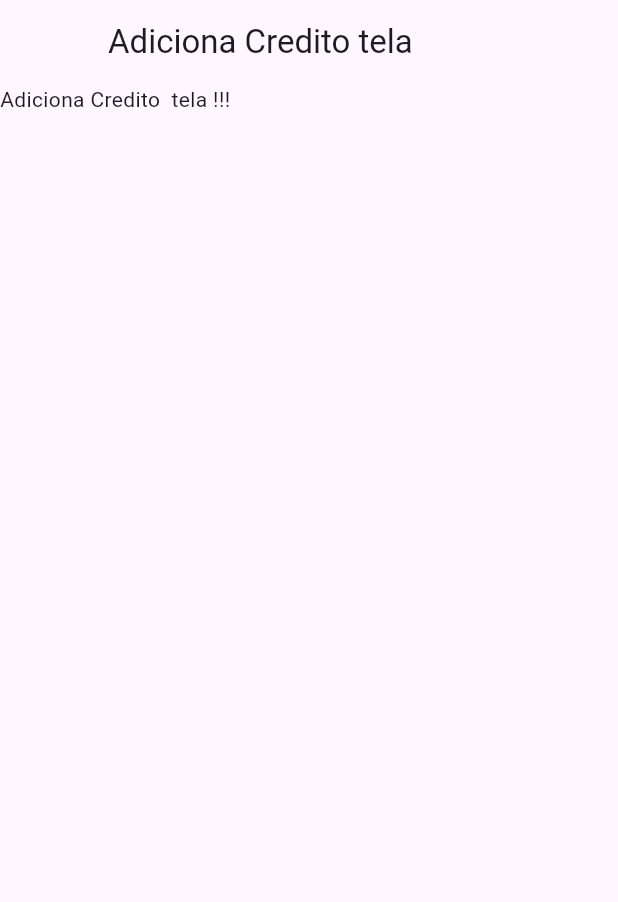
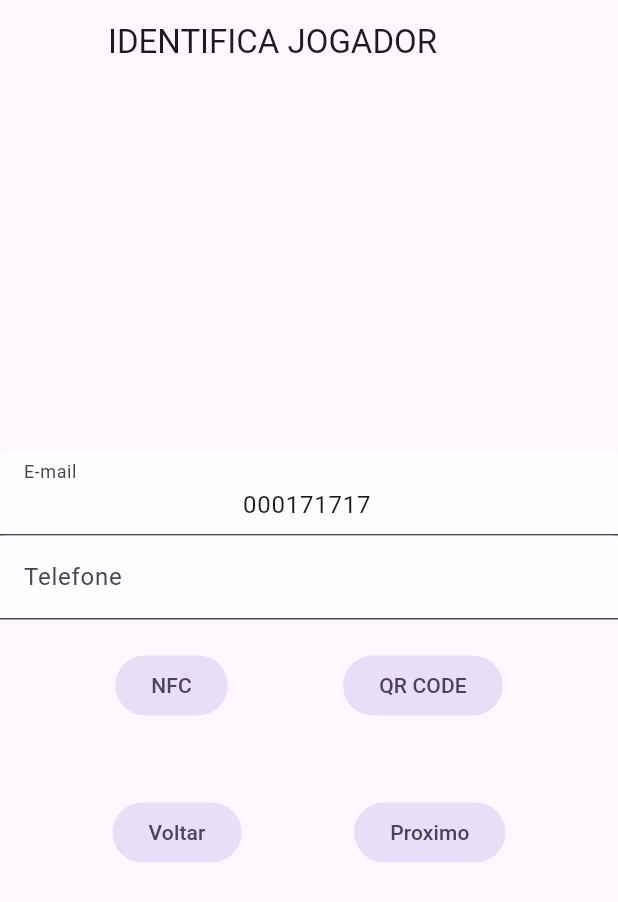
Before and after one commit to slackwarecps/flutter_bingo_app_vendedor, a Flutter app: the HomeScreen screen opened directly, after a tap on "Adicionar Credito", on a phone screen of 412 x 824 dp. Shown: the top 902 px of the screen. Run offline on Flutter 3.47's test engine with Material 3 defaults, Android fonts, the phone set to English and light mode, and no system bars.

Commit message:
Adicionado jornada de credito

```diff
--- a/lib/telas/home_screen.dart
+++ b/lib/telas/home_screen.dart
@@ -1,4 +1,5 @@
-import 'package:bingo_app_vendedor/telas/credito_screen.dart';
+import 'package:bingo_app_vendedor/telas/jornada_de_credito/credito_identifica_cliente.dart';
+import 'package:bingo_app_vendedor/telas/jornada_de_credito/credito_screen.dart';
 import 'package:bingo_app_vendedor/telas/login_screen.dart';
 import 'package:bingo_app_vendedor/telas/perfil_screen.dart';
 import 'package:bingo_app_vendedor/telas/report_financeiro_screen.dart';
@@ -38,7 +39,7 @@ class _HomeScreenState extends State<HomeScreen> {
                   Navigator.push(
                     context,
                     MaterialPageRoute(
-                      builder: (contextNew) => CreditoScreen(),
+                      builder: (contextNew) => CreditoIdentificaClienteScreen(),
                     ),
                   );
                 },
--- /dev/null
+++ b/lib/telas/jornada_de_credito/credito_identifica_cliente.dart
@@ -0,0 +1,82 @@
+import 'package:bingo_app_vendedor/telas/home_screen.dart';
+import 'package:bingo_app_vendedor/telas/jornada_de_credito/credito_coloca_valor.dart';
+import 'package:flutter/material.dart';
+
+class CreditoIdentificaClienteScreen extends StatefulWidget {
+  const CreditoIdentificaClienteScreen({Key? key}) : super(key: key);
+
+  @override
+  State<CreditoIdentificaClienteScreen> createState() =>
+      _CreditoIdentificaClienteScreenState();
+}
+
+class _CreditoIdentificaClienteScreenState
+    extends State<CreditoIdentificaClienteScreen> {
+  TextEditingController jogadorIdController = TextEditingController();
+  TextEditingController telefoneController = TextEditingController();
+
+  @override
+  Widget build(BuildContext context) {
+    jogadorIdController.text = '000171717';
+    jogadorIdController.text = '000171717';
+
+    return Scaffold(
+        appBar: AppBar(
+          leading: Container(),
+          title: Text('IDENTIFICA JOGADOR'),
+        ),
+        body: Column(
+          mainAxisAlignment: MainAxisAlignment.center,
+          crossAxisAlignment: CrossAxisAlignment.center,
+          children: [
+            TextFormField(
+              controller: jogadorIdController,
+              textAlign: TextAlign.center,
+              decoration: InputDecoration(
+                labelText: 'E-mail',
+                hintText: 'Digite o login',
+                fillColor: Colors.white70,
+                filled: true,
+              ),
+            ),
+            TextFormField(
+              controller: telefoneController,
+              textAlign: TextAlign.center,
+              decoration: InputDecoration(
+                labelText: 'Telefone',
+                hintText: 'exemplo: 11999999999',
+                fillColor: Colors.white70,
+                filled: true,
+              ),
+            ),
+            SizedBox(height: 20),
+            Row(
+              mainAxisAlignment: MainAxisAlignment.spaceEvenly,
+              children: [
+                FilledButton.tonal(onPressed: () {}, child: const Text('NFC')),
+                FilledButton.tonal(
+                    onPressed: () {}, child: const Text('QR CODE')),
+              ],
+            ),
+            SizedBox(height: 50),
+            Row(
+              mainAxisAlignment: MainAxisAlignment.spaceEvenly,
+              children: [
+                FilledButton.tonal(
+                    onPressed: () {}, child: const Text('Voltar')),
+                FilledButton.tonal(
+                    onPressed: () {
+                      Navigator.push(
+                        context,
+                        MaterialPageRoute(
+                          builder: (contextNew) => CreditoColocaValorScreen(),
+                        ),
+                      );
+                    },
+                    child: const Text('Proximo')),
+              ],
+            ),
+          ],
+        ));
+  }
+}
```
Also changed, not shown: lib/telas/jornada_de_credito/credito_coloca_valor.dart (added, +50 -0 lines), lib/telas/jornada_de_credito/credito_conclusao.dart (added, +66 -0 lines), lib/telas/jornada_de_credito/credito_screen.dart (renamed from lib/telas/credito_screen.dart), 1 other file.
